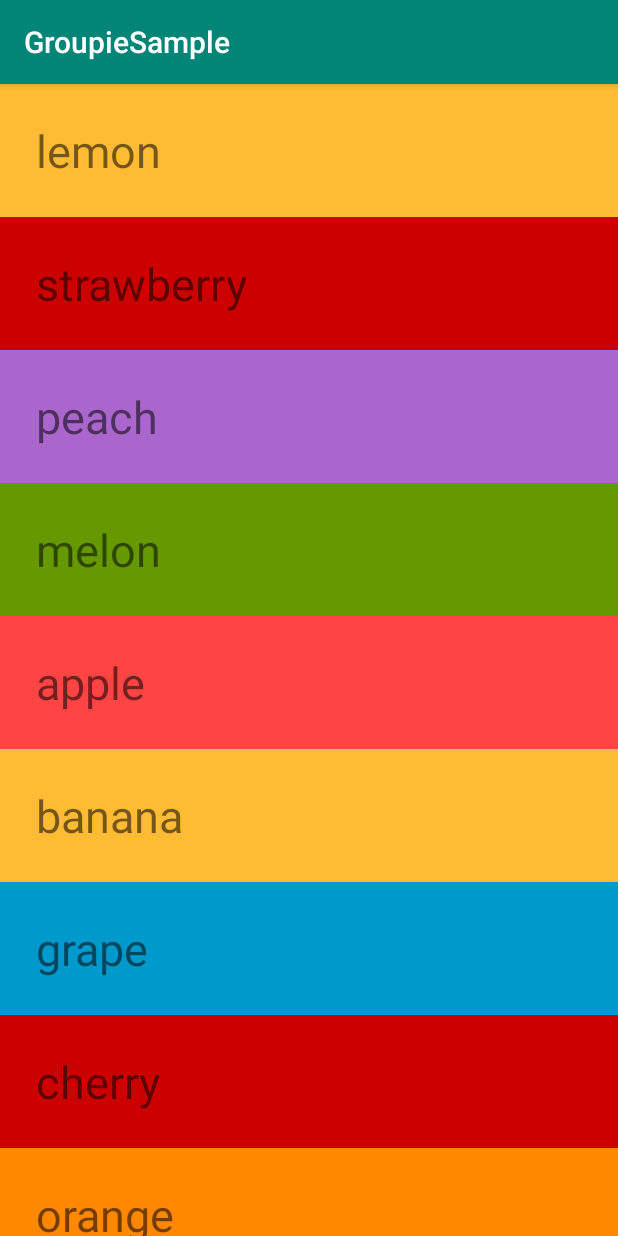
After one commit to hyoshimi-cq/GroupieSample, an Android app: the fragment StandardFragment placed in its activity, on a phone screen of 412 x 824 dp. The commit adds this screen. Run offline under Robolectric (Android 15) with nearby library versions, the phone set to English and light mode, and no system bars.

Commit message:
Create standard

```diff
--- /dev/null
+++ b/app/src/main/java/com/hiring/groupiesample/ListItem.kt
@@ -0,0 +1,25 @@
+package com.hiring.groupiesample
+
+data class ListItem(
+    val title: String,
+    val bgColor: Int
+) {
+    companion object {
+        fun all(): List<ListItem> {
+            return listOf(
+                ListItem("lemon", android.R.color.holo_orange_light),
+                ListItem("strawberry", android.R.color.holo_red_dark),
+                ListItem("peach", android.R.color.holo_purple),
+                ListItem("melon", android.R.color.holo_green_dark),
+                ListItem("apple", android.R.color.holo_red_light),
+                ListItem("banana", android.R.color.holo_orange_light),
+                ListItem("grape", android.R.color.holo_blue_dark),
+                ListItem("cherry", android.R.color.holo_red_dark),
+                ListItem("orange", android.R.color.holo_orange_dark),
+                ListItem("pear", android.R.color.holo_green_light),
+                ListItem("plum", android.R.color.holo_red_dark),
+                ListItem("pineapple", android.R.color.holo_orange_dark)
+            )
+        }
+    }
+}
--- a/app/src/main/java/com/hiring/groupiesample/MainFragment.kt
+++ b/app/src/main/java/com/hiring/groupiesample/MainFragment.kt
@@ -5,6 +5,8 @@ import android.view.LayoutInflater
 import android.view.View
 import android.view.ViewGroup
 import androidx.fragment.app.Fragment
+import com.hiring.groupiesample.standard.StandardFragment
+import kotlinx.android.synthetic.main.fragment_main.view.*
 
 class MainFragment : Fragment() {
     override fun onCreateView(
@@ -14,4 +16,19 @@ class MainFragment : Fragment() {
     ): View? {
         return inflater.inflate(R.layout.fragment_main, container, false)
     }
+
+    override fun onViewCreated(view: View, savedInstanceState: Bundle?) {
+        super.onViewCreated(view, savedInstanceState)
+        view.standardButton.setOnClickListener {
+            openFragment(StandardFragment())
+        }
+    }
+
+    private fun openFragment(f: Fragment) {
+        requireActivity().supportFragmentManager
+            .beginTransaction()
+            .replace(R.id.container, f)
+            .addToBackStack(null)
+            .commit()
+    }
 }
--- /dev/null
+++ b/app/src/main/java/com/hiring/groupiesample/standard/StandardAdapter.kt
@@ -0,0 +1,35 @@
+package com.hiring.groupiesample.standard
+
+import android.view.LayoutInflater
+import android.view.View
+import android.view.ViewGroup
+import androidx.recyclerview.widget.RecyclerView
+import com.hiring.groupiesample.ListItem
+import com.hiring.groupiesample.R
+import kotlinx.android.synthetic.main.item.view.*
+
+class StandardAdapter : RecyclerView.Adapter<StandardAdapter.ViewHolder>() {
+
+    var items: List<ListItem> = emptyList()
+        set(value) {
+            field = value
+            notifyDataSetChanged()
+        }
+
+    override fun onCreateViewHolder(parent: ViewGroup, viewType: Int): ViewHolder {
+        val view = LayoutInflater.from(parent.context).inflate(R.layout.item, parent, false)
+        return ViewHolder(view)
+    }
+
+    override fun onBindViewHolder(holder: ViewHolder, position: Int) {
+        val item = items[position]
+        holder.itemView.title.let {
+            it.text = item.title
+            it.setBackgroundResource(item.bgColor)
+        }
+    }
+
+    override fun getItemCount(): Int = items.size
+
+    class ViewHolder(private val view: View) : RecyclerView.ViewHolder(view)
+}
--- /dev/null
+++ b/app/src/main/java/com/hiring/groupiesample/standard/StandardFragment.kt
@@ -0,0 +1,28 @@
+package com.hiring.groupiesample.standard
+
+import android.os.Bundle
+import android.view.LayoutInflater
+import android.view.View
+import android.view.ViewGroup
+import androidx.fragment.app.Fragment
+import androidx.recyclerview.widget.LinearLayoutManager
+import com.hiring.groupiesample.ListItem
+import com.hiring.groupiesample.R
+import kotlinx.android.synthetic.main.fragment_standard.view.*
+
+class StandardFragment : Fragment() {
+
+    override fun onCreateView(
+        inflater: LayoutInflater,
+        container: ViewGroup?,
+        savedInstanceState: Bundle?
+    ): View? {
+        return inflater.inflate(R.layout.fragment_standard, container, false)
+    }
+
+    override fun onViewCreated(view: View, savedInstanceState: Bundle?) {
+        super.onViewCreated(view, savedInstanceState)
+        view.recyclerView.layoutManager = LinearLayoutManager(requireContext(), LinearLayoutManager.VERTICAL, false)
+        view.recyclerView.adapter = StandardAdapter().also { it.items = ListItem.all() }
+    }
+}
--- /dev/null
+++ b/app/src/main/res/layout/fragment_standard.xml
@@ -0,0 +1,16 @@
+<?xml version="1.0" encoding="utf-8"?>
+<androidx.constraintlayout.widget.ConstraintLayout xmlns:android="http://schemas.android.com/apk/res/android"
+    xmlns:app="http://schemas.android.com/apk/res-auto"
+    android:layout_width="match_parent"
+    android:layout_height="match_parent">
+
+    <androidx.recyclerview.widget.RecyclerView
+        android:id="@+id/recyclerView"
+        android:layout_width="0dp"
+        android:layout_height="0dp"
+        app:layout_constraintBottom_toBottomOf="parent"
+        app:layout_constraintEnd_toEndOf="parent"
+        app:layout_constraintStart_toStartOf="parent"
+        app:layout_constraintTop_toTopOf="parent" />
+
+</androidx.constraintlayout.widget.ConstraintLayout>
--- /dev/null
+++ b/app/src/main/res/layout/item.xml
@@ -0,0 +1,8 @@
+<?xml version="1.0" encoding="utf-8"?>
+<TextView xmlns:android="http://schemas.android.com/apk/res/android"
+    android:id="@+id/title"
+    android:layout_width="match_parent"
+    android:layout_height="wrap_content"
+    android:padding="24dp"
+    android:textSize="30sp"
+    />
```
